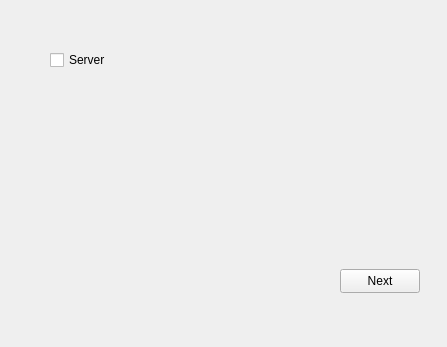
The window that main/mainwindow.ui (gexadax/QtChatDB) describes before a commit, drawn with Qt 5.
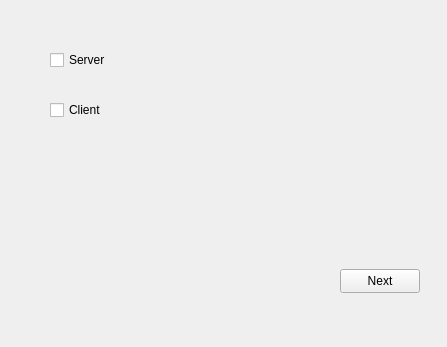
The same window after the commit. The open tabs and pages were chosen to show the change.

The edit to the form file:
```diff
--- a/main/mainwindow.ui
+++ b/main/mainwindow.ui
@@ -53,6 +53,19 @@
        <string>Next</string>
       </property>
      </widget>
+     <widget class="QCheckBox" name="checkBoxClient">
+      <property name="geometry">
+       <rect>
+        <x>40</x>
+        <y>100</y>
+        <width>78</width>
+        <height>22</height>
+       </rect>
+      </property>
+      <property name="text">
+       <string>Client</string>
+      </property>
+     </widget>
     </widget>
     <widget class="QWidget" name="page_2">
      <widget class="QPushButton" name="pushButtonFinish">
```
Left out of the diff: 12 changed lines with no effect on the pictures.
